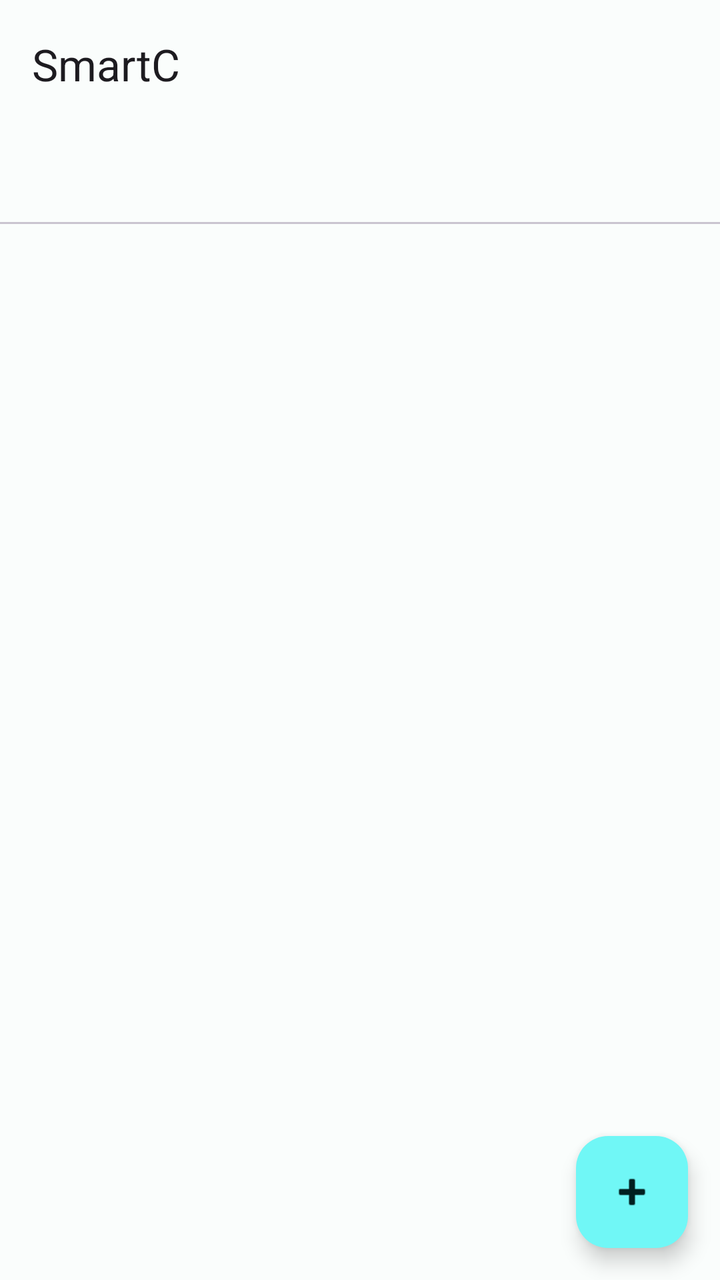
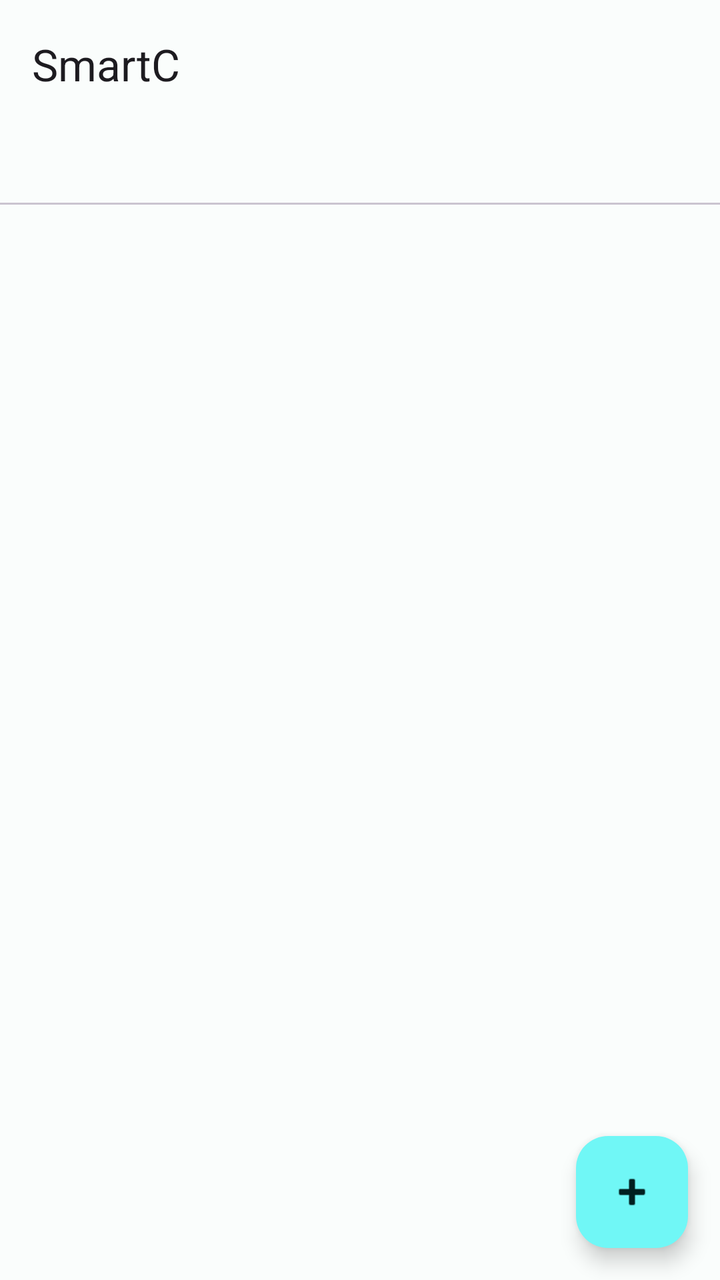

The first picture is an Android layout as it rendered before a commit; the second is the same layout after the commit. The layout source and the unified diff follow.
<!-- AndroidManifest.xml: application theme Theme.SmartC -->
<!-- res/layout/activity_main.xml -->
<?xml version="1.0" encoding="utf-8"?>
<androidx.coordinatorlayout.widget.CoordinatorLayout
    xmlns:android="http://schemas.android.com/apk/res/android"
    xmlns:app="http://schemas.android.com/apk/res-auto"
    xmlns:tools="http://schemas.android.com/tools"
    android:id="@+id/main"
    android:layout_width="match_parent"
    android:layout_height="match_parent"
    tools:context=".MainActivity">

    <com.google.android.material.appbar.AppBarLayout
        android:id="@+id/app_bar_layout"  android:layout_width="match_parent"
        android:layout_height="wrap_content">

        <com.google.android.material.appbar.MaterialToolbar
            android:id="@+id/toolbar"
            android:layout_width="match_parent"
            android:layout_height="?attr/actionBarSize"
            app:title="@string/app_name" />

        <com.google.android.material.tabs.TabLayout
            android:id="@+id/tab_layout"
            android:layout_width="match_parent"
            android:layout_height="wrap_content"
            android:contentDescription="Content categories" />


    </com.google.android.material.appbar.AppBarLayout>

    <androidx.viewpager2.widget.ViewPager2
        android:id="@+id/view_pager"
        android:layout_width="match_parent"
        android:layout_height="match_parent"
        app:layout_behavior="@string/appbar_scrolling_view_behavior" />


    <com.google.android.material.floatingactionbutton.FloatingActionButton
        android:id="@+id/fab_text_note"
        android:layout_width="wrap_content"
        android:layout_height="wrap_content"
        android:layout_gravity="bottom|end"
        android:layout_marginEnd="16dp"
        android:layout_marginBottom="92dp"
        android:contentDescription="Create Text Note"
        android:visibility="invisible"
        app:srcCompat="@android:drawable/ic_menu_edit" />

    <com.google.android.material.floatingactionbutton.FloatingActionButton
        android:id="@+id/fab_upload_image"
        android:layout_width="wrap_content"
        android:layout_height="wrap_content"
        android:layout_gravity="bottom|end"
        android:layout_marginEnd="16dp"
        android:layout_marginBottom="164dp"
        android:contentDescription="Upload Image"
        android:visibility="invisible"
        app:srcCompat="@android:drawable/ic_menu_gallery" />

    <com.google.android.material.floatingactionbutton.FloatingActionButton
        android:id="@+id/fab_camera"
        android:layout_width="wrap_content"
        android:layout_height="wrap_content"
        android:layout_gravity="bottom|end"
        android:layout_marginEnd="16dp"
        android:layout_marginBottom="236dp"
        android:contentDescription="Take Photo"
        android:visibility="invisible"
        app:srcCompat="@android:drawable/ic_menu_camera" />

    <com.google.android.material.floatingactionbutton.FloatingActionButton
        android:id="@+id/fab_add"
        android:layout_width="wrap_content"
        android:layout_height="wrap_content"
        android:layout_gravity="bottom|end"
        android:layout_margin="16dp"
        android:contentDescription="Add new item"
        app:srcCompat="@android:drawable/ic_input_add" />
</androidx.coordinatorlayout.widget.CoordinatorLayout>
<!-- resources referenced by this layout -->
<resources>
  <string name="app_name">SmartC</string>
  <style name="Theme.SmartC" parent="Base.Theme.SmartC" />
  <style name="Base.Theme.SmartC" parent="Theme.Material3.DayNight.NoActionBar">
          <item name="colorPrimary">@color/md_theme_primary</item>
          <item name="colorPrimaryContainer">@color/md_theme_primaryContainer</item>
          <item name="colorOnPrimaryContainer">@color/md_theme_onPrimaryContainer</item>
          <item name="colorSecondary">@color/md_theme_secondary</item>
          <item name="colorOnSecondary">@color/md_theme_onSecondary</item>
          <item name="android:colorBackground">@color/md_theme_background</item>
          <item name="colorSurface">@color/md_theme_surface</item>
      </style>
  <color name="md_theme_primary">#006A6A</color>
  <color name="md_theme_primaryContainer">#70F7F6</color>
  <color name="md_theme_onPrimaryContainer">#002020</color>
  <color name="md_theme_secondary">#4A6363</color>
  <color name="md_theme_onSecondary">#FFFFFF</color>
  <color name="md_theme_background">#FAFDFC</color>
  <color name="md_theme_surface">#FAFDFC</color>
</resources>

<!-- the commit's change to res/layout/activity_main.xml (unified diff, before → after) -->
@@ -22,7 +22,9 @@
             android:id="@+id/tab_layout"
             android:layout_width="match_parent"
             android:layout_height="wrap_content"
-            android:contentDescription="Content categories" />
+            android:contentDescription="Content categories"
+            android:layout_marginTop="-10dp" />
+
 
 
     </com.google.android.material.appbar.AppBarLayout>
